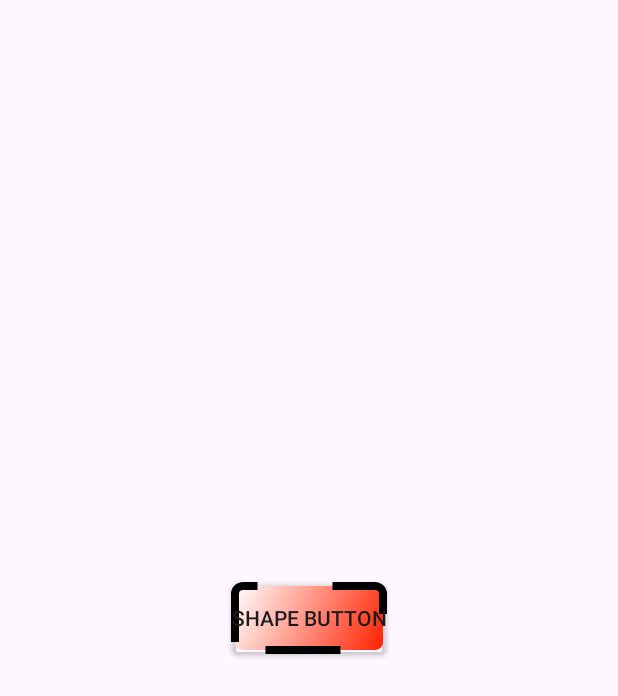
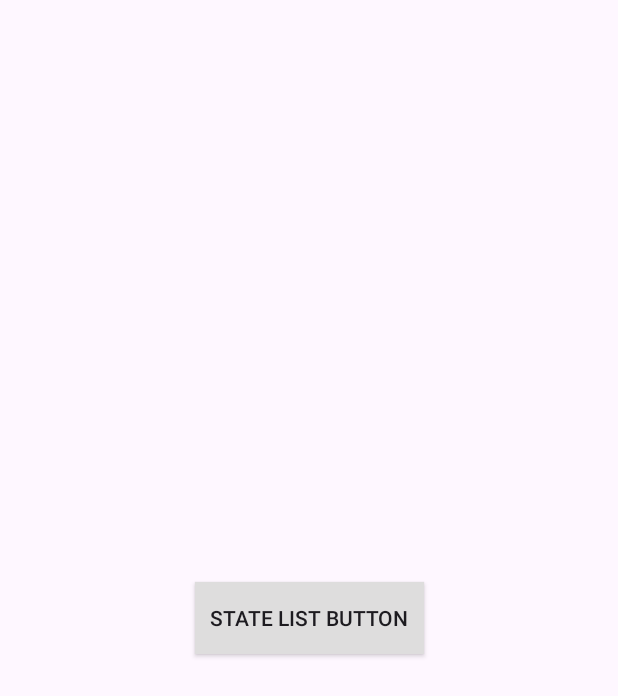
Before and after one commit to phamtanphat/DrawableResource11092023, an Android app: the screen it shows after launch (MainActivity), on a phone screen of 412 x 824 dp. Shown: the top 696 px of the screen. Run offline under Robolectric (Android 15) with nearby library versions, the phone set to English and light mode, and no system bars.

Commit message:
state list

```diff
--- /dev/null
+++ b/app/src/main/res/drawable/background_button_state_list.xml
@@ -0,0 +1,12 @@
+<?xml version="1.0" encoding="utf-8"?>
+<selector
+    xmlns:android="http://schemas.android.com/apk/res/android">
+    <item android:state_pressed="true">
+        <shape>
+            <solid android:color="@color/red" />
+            <corners android:radius="10dp"/>
+        </shape>
+    </item>
+
+    <item android:drawable="@color/gray" />
+</selector>
--- a/app/src/main/res/layout/activity_main.xml
+++ b/app/src/main/res/layout/activity_main.xml
@@ -6,14 +6,24 @@
     android:layout_height="match_parent"
     tools:context=".MainActivity">
 
+<!--    <androidx.appcompat.widget.AppCompatButton-->
+<!--        android:background="@drawable/background_button_shape"-->
+<!--        android:layout_width="wrap_content"-->
+<!--        android:layout_height="wrap_content"-->
+<!--        android:text="Shape button"-->
+<!--        app:layout_constraintBottom_toBottomOf="parent"-->
+<!--        app:layout_constraintEnd_toEndOf="parent"-->
+<!--        app:layout_constraintStart_toStartOf="parent"-->
+<!--        app:layout_constraintTop_toTopOf="parent" />-->
+
     <androidx.appcompat.widget.AppCompatButton
-        android:background="@drawable/background_button_shape"
+        android:padding="10dp"
+        android:background="@drawable/background_button_state_list"
         android:layout_width="wrap_content"
         android:layout_height="wrap_content"
-        android:text="Shape button"
+        android:text="State list button"
         app:layout_constraintBottom_toBottomOf="parent"
         app:layout_constraintEnd_toEndOf="parent"
         app:layout_constraintStart_toStartOf="parent"
         app:layout_constraintTop_toTopOf="parent" />
-
 </androidx.constraintlayout.widget.ConstraintLayout>
--- a/app/src/main/res/values/colors.xml
+++ b/app/src/main/res/values/colors.xml
@@ -2,4 +2,6 @@
 <resources>
     <color name="black">#FF000000</color>
     <color name="white">#FFFFFFFF</color>
+    <color name="gray">#DEDDDD</color>
+    <color name="red">#80FF2200</color>
 </resources>
```
